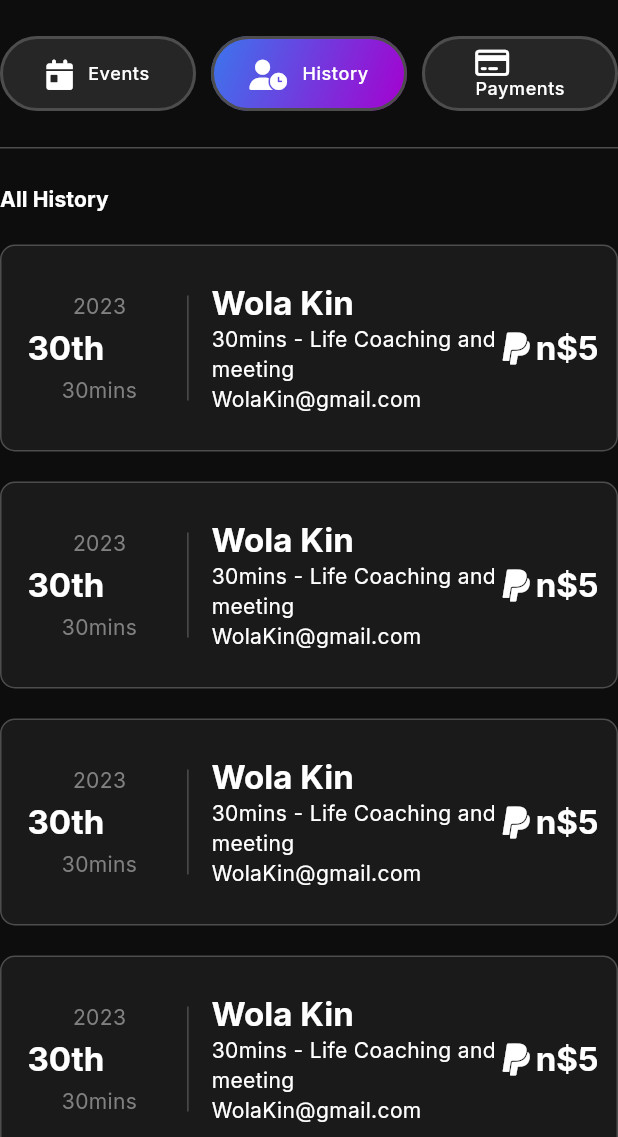
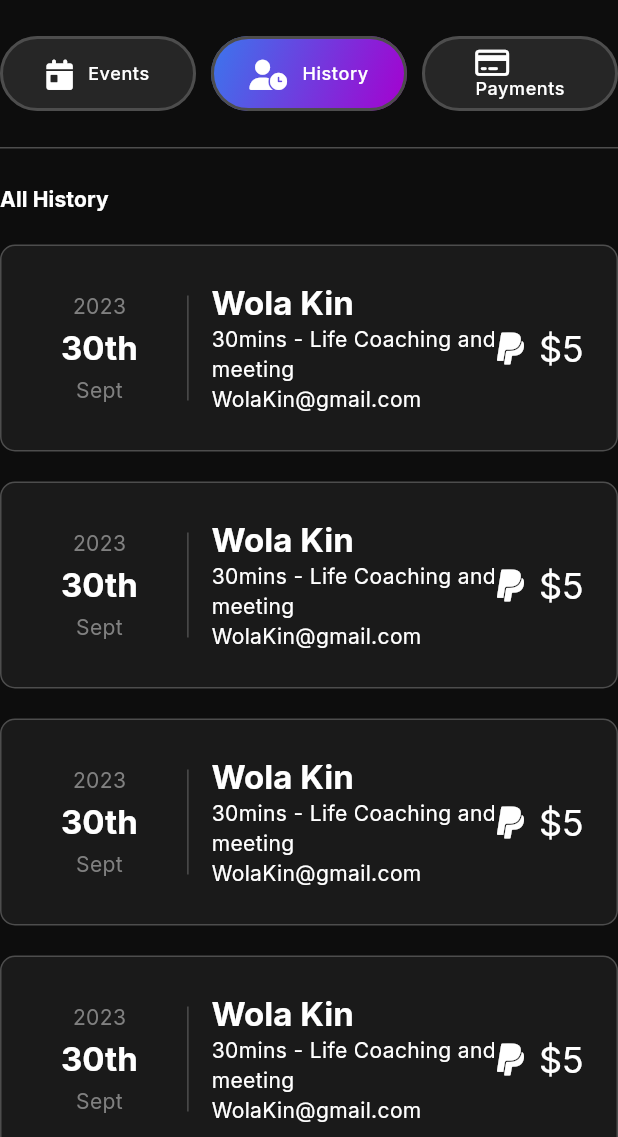
Before and after one commit to Calentre/calentre, a Flutter app: the CalentreHome screen opened by its route, after a tap on "History", on a phone screen of 412 x 824 dp, the part 99-1236 px from its top. Run offline on Flutter 3.47's test engine with Material 2 defaults, Android fonts, the phone set to English and light mode, and no system bars; our stand-ins replace flutter_bloc, flutter_svg, font_awesome_flutter, go_router, google_fonts.

Commit message:
chore: History UI complete

```diff
--- a/lib/app/history/presentation/widget/history_card.dart
+++ b/lib/app/history/presentation/widget/history_card.dart
@@ -40,11 +40,12 @@ class HistoryCard extends StatelessWidget {
                           child: Text(
                             "30th",
                             style: Theme.of(context).textTheme.titleLarge,
+                            textAlign: TextAlign.center,
                           ),
                         ),
                         const SizedBox().y4(),
                         Text(
-                          "30mins",
+                          "Sept",
                           style: TextStyle(color: AppColors.grey.s500),
                         ),
                       ],
@@ -77,11 +78,12 @@ class HistoryCard extends StatelessWidget {
               Row(
                 children: [
                   const FaIcon(FontAwesomeIcons.paypal),
-                  const SizedBox().x4(),
+                  const SizedBox().x10(),
                   Text(
-                    "n\$5",
-                    style: Theme.of(context).textTheme.titleLarge,
+                    "\$5",
+                    style: Theme.of(context).textTheme.headlineSmall,
                   ),
+                  const SizedBox().x10(),
                 ],
               )
             ],
```
